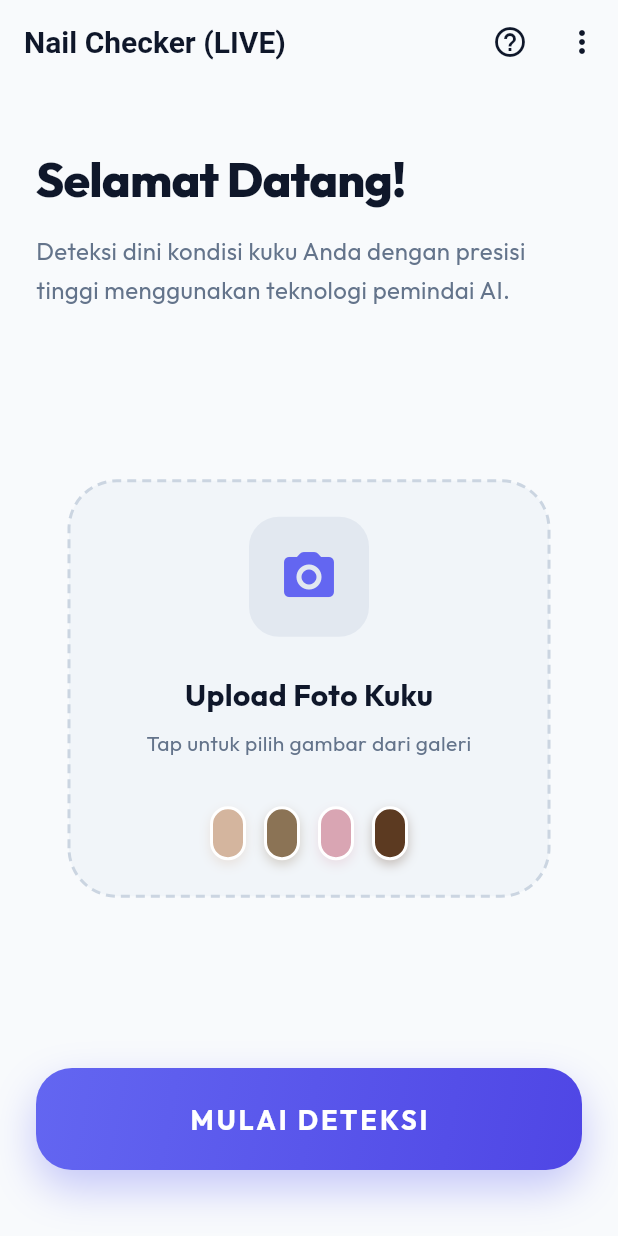
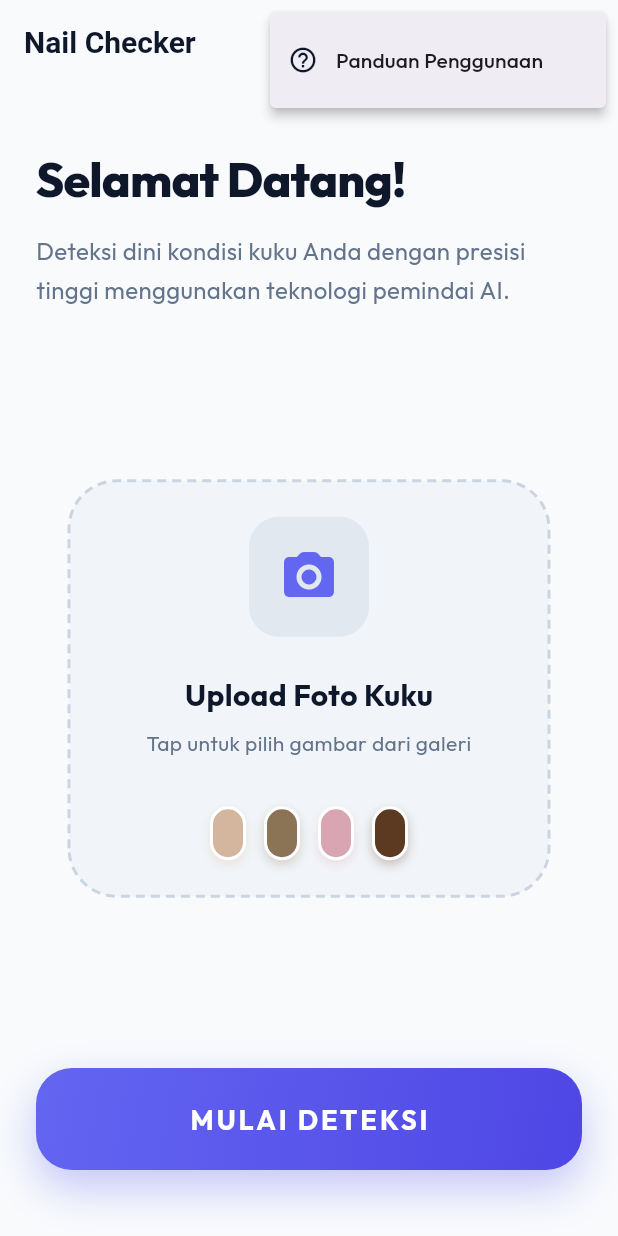
Before and after one commit to raimashaqi/skripsyi, a Flutter app: the screen it shows after launch, after a tap on the "more vert" icon, on a phone screen of 412 x 824 dp. Run offline on Flutter 3.47's test engine with Material 3 defaults, Android fonts, the phone set to English and light mode, and no system bars; our stand-ins replace camera, dio, google_fonts, image_picker.

Commit message:
ubah frontend

```diff
--- a/lib/features/home/presentation/screens/home_screen.dart
+++ b/lib/features/home/presentation/screens/home_screen.dart
@@ -12,20 +12,30 @@ class HomeScreen extends StatelessWidget {
       extendBodyBehindAppBar: true,
       backgroundColor: const Color(0xFFF8FAFC),
       appBar: AppBar(
-        title: const Text('Nail Checker (LIVE)'),
+        title: const Text('Nail Checker'),
         actions: [
-          IconButton(
-            onPressed: () {
-              Navigator.push(
-                context,
-                MaterialPageRoute(builder: (context) => const GuideScreen()),
-              );
+          PopupMenuButton<String>(
+            icon: const Icon(Icons.more_vert),
+            onSelected: (value) {
+              if (value == 'guide') {
+                Navigator.push(
+                  context,
+                  MaterialPageRoute(builder: (context) => const GuideScreen()),
+                );
+              }
             },
-            icon: const Icon(Icons.help_outline),
-          ),
-          IconButton(
-            onPressed: () {},
-            icon: const Icon(Icons.more_vert),
+            itemBuilder: (BuildContext context) => [
+              const PopupMenuItem<String>(
+                value: 'guide',
+                child: Row(
+                  children: [
+                    Icon(Icons.help_outline, color: Color(0xFF0F172A), size: 20),
+                    SizedBox(width: 12),
+                    Text('Panduan Penggunaan'),
+                  ],
+                ),
+              ),
+            ],
           ),
         ],
       ),
```
Also changed, not shown: lib/features/home/presentation/screens/detection_screen.dart (+21 -7 lines), lib/features/home/presentation/screens/result_screen.dart (+26 -0 lines).
